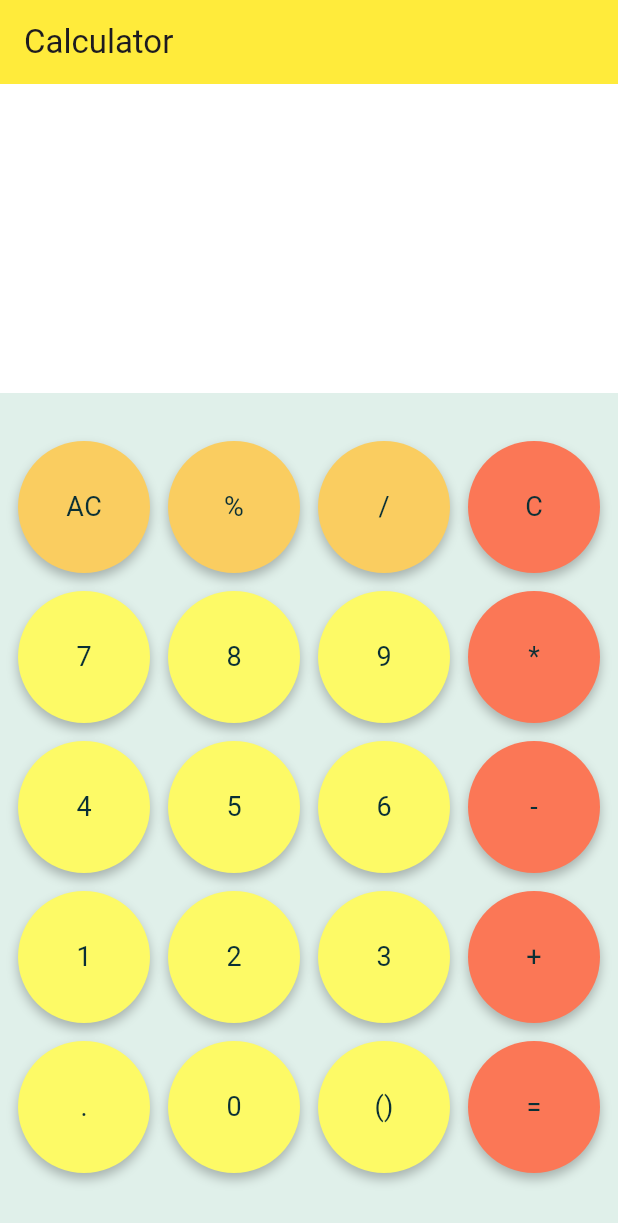
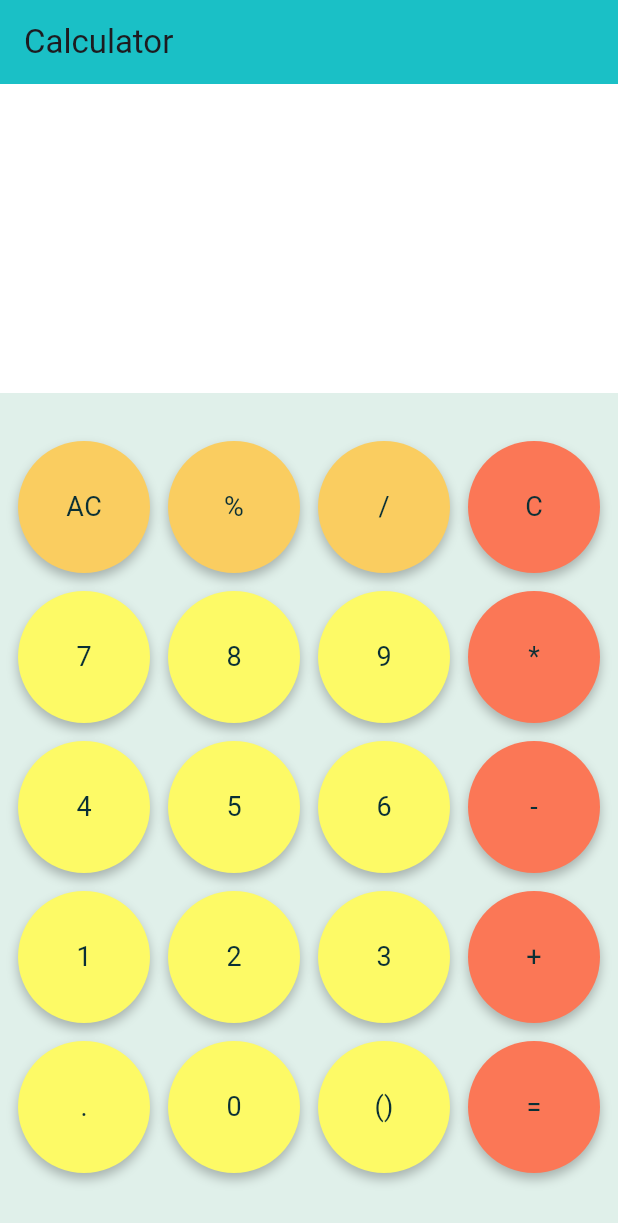
Before and after one commit to golnooshA/simple-projects, a Flutter app: the screen it shows after launch, on a phone screen of 412 x 824 dp. Shown: the top 1223 px of the screen. Run offline on Flutter 3.47's test engine with Material 3 defaults, Android fonts, the phone set to English and light mode, and no system bars; our stand-ins replace math_expressions.

Commit message:
Calculater changes color

```diff
--- a/lib/calculator.dart
+++ b/lib/calculator.dart
@@ -55,7 +55,7 @@ class _CalculatorViewState extends State<CalculatorView> {
       backgroundColor: DesignColor.background,
       appBar: AppBar(
         title: const Text('Calculator'),
-        backgroundColor: Colors.yellow,
+        backgroundColor: DesignColor.blue,
       ),
       body: Column(
         children: [
```
